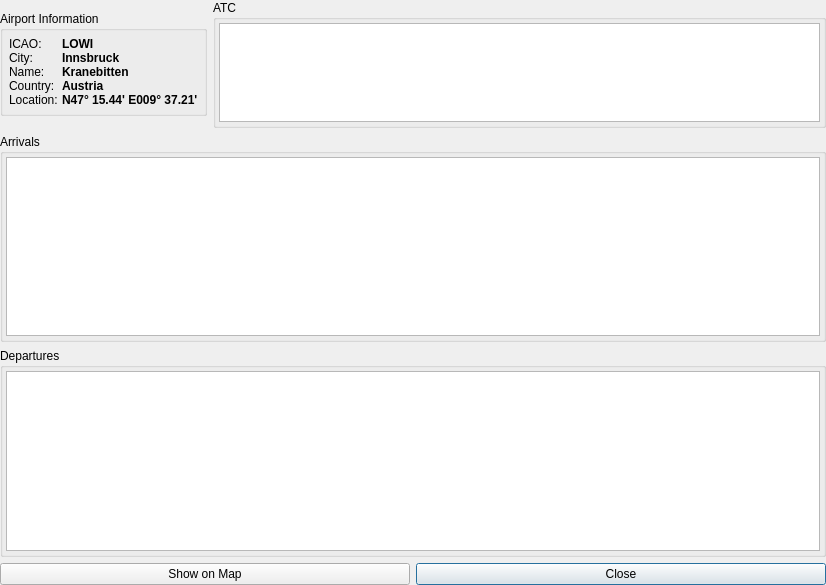
qutescoop/qutescoop, file branches/jonas_unstable/QuteScoop/gui/AirportDetails.ui: the form before one commit.
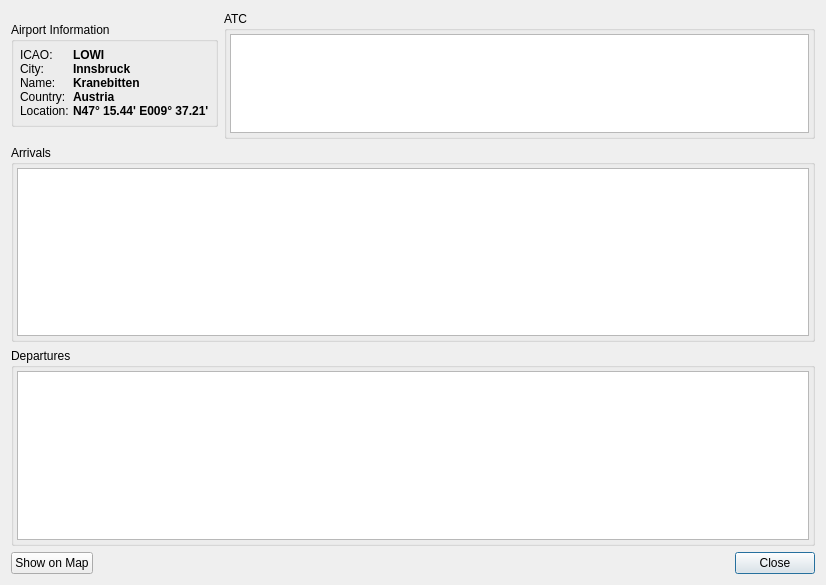
The form after the commit. Icons and pictures are not drawn.

The edit to the form file:
```diff
--- a/branches/jonas_unstable/QuteScoop/gui/AirportDetails.ui
+++ b/branches/jonas_unstable/QuteScoop/gui/AirportDetails.ui
@@ -13,12 +13,13 @@
   <property name="windowTitle">
    <string>Dialog</string>
   </property>
-  <layout class="QVBoxLayout">
-   <property name="margin">
-    <number>0</number>
-   </property>
+  <property name="windowIcon">
+   <iconset resource="Resources.qrc">
+    <normaloff>:/icons/qutescoop.png</normaloff>:/icons/qutescoop.png</iconset>
+  </property>
+  <layout class="QVBoxLayout" name="_2">
    <item>
-    <layout class="QHBoxLayout">
+    <layout class="QHBoxLayout" name="_3">
      <item>
       <widget class="QGroupBox" name="groupBox_4">
        <property name="sizePolicy">
@@ -278,7 +279,7 @@
     </widget>
    </item>
    <item>
-    <layout class="QHBoxLayout">
+    <layout class="QHBoxLayout" name="_4">
      <item>
       <widget class="QPushButton" name="buttonShowOnMap">
        <property name="text">
@@ -293,12 +294,9 @@
       </widget>
      </item>
      <item>
-      <widget class="QPushButton" name="btnClose">
-       <property name="text">
-        <string>Close</string>
-       </property>
-       <property name="shortcut">
-        <string>Esc</string>
+      <widget class="QDialogButtonBox" name="buttonBox">
+       <property name="standardButtons">
+        <set>QDialogButtonBox::Close</set>
        </property>
       </widget>
      </item>
```
Left out of the diff: 41 changed lines with no effect on the pictures.
